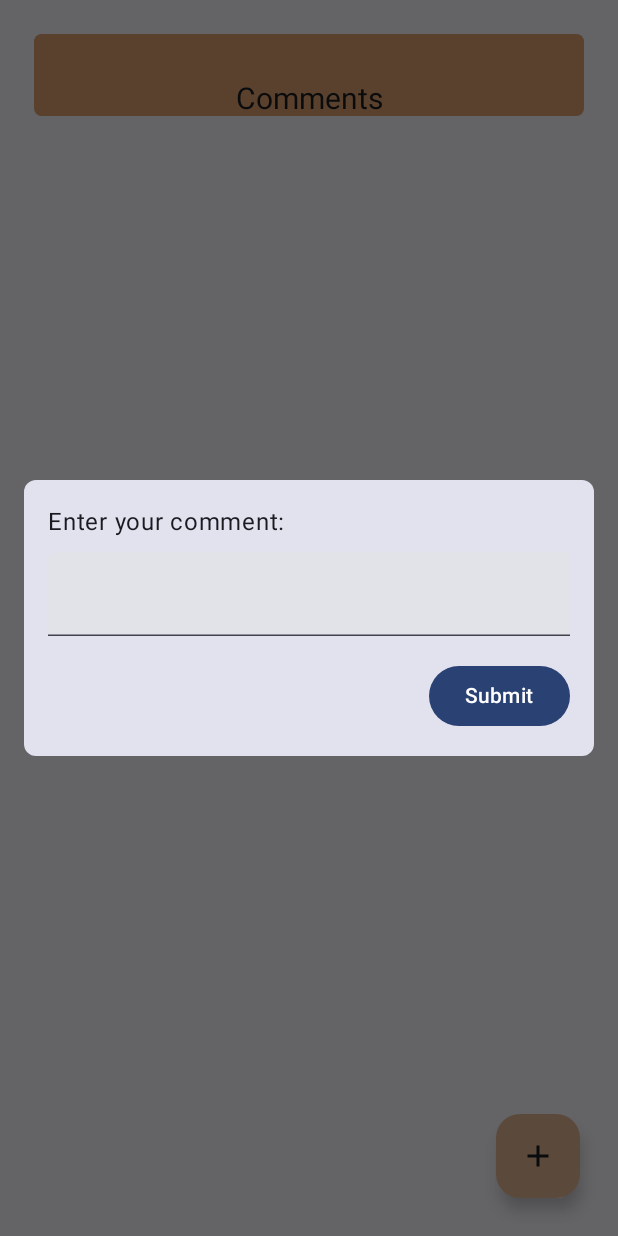
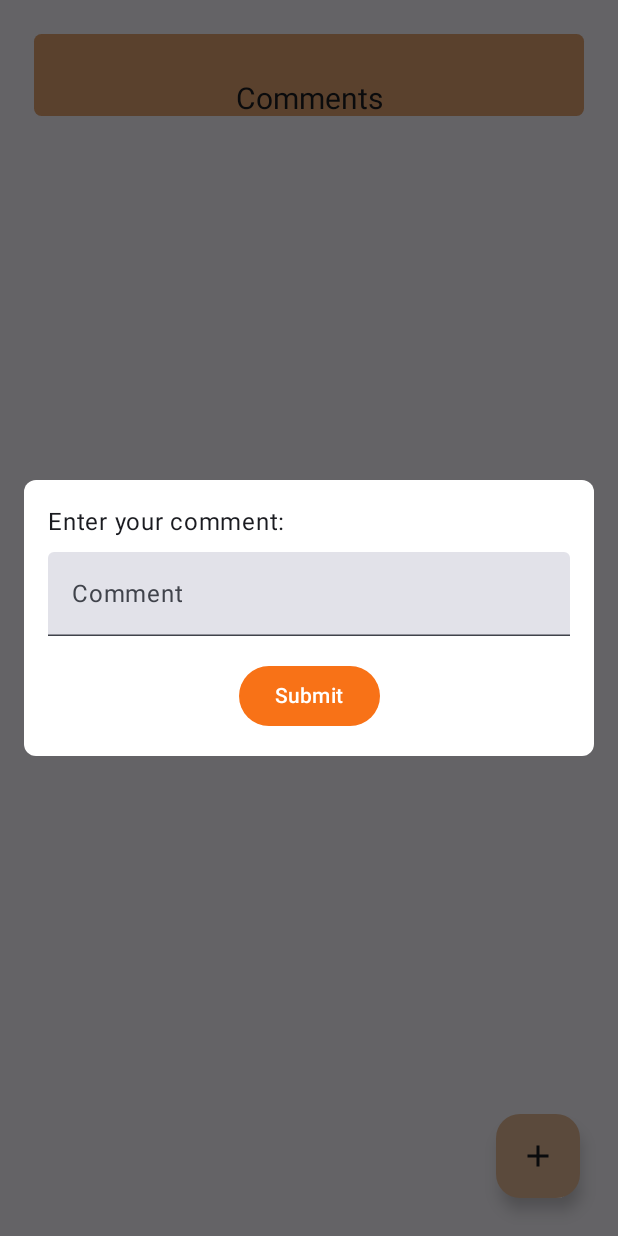
Before and after one commit to foivos-laz/Mobile_Computing_Project, an Android app built with Jetpack Compose: the composable CommentsPage called with empty values, after a tap on "Floating action button.", on a phone screen of 412 x 824 dp. Run offline under Robolectric (Android 15) with nearby library versions, the phone set to English and light mode, and no system bars; our stand-ins replace Firebase (no records; nobody signed in at launch, a user with empty details on screens opened directly); 2 statements that could not run were skipped.

Commit message:
Fourteenth commit

```diff
--- a/app/src/main/java/com/example/mobilecomputingassignment/pages/CommentsPage.kt
+++ b/app/src/main/java/com/example/mobilecomputingassignment/pages/CommentsPage.kt
@@ -13,6 +13,7 @@ import androidx.compose.foundation.shape.RoundedCornerShape
 import androidx.compose.material.icons.Icons
 import androidx.compose.material.icons.filled.Add
 import androidx.compose.material3.Button
+import androidx.compose.material3.ButtonDefaults
 import androidx.compose.material3.FloatingActionButton
 import androidx.compose.material3.Icon
 import androidx.compose.material3.MaterialTheme
@@ -63,6 +64,9 @@ fun CommentsPage(modifier: Modifier = Modifier, eventID : String) {
 
     val context = LocalContext.current
 
+    val toastSuccess = stringResource(id = R.string.commentpage_toast1)
+    val toastFail = stringResource(id = R.string.commentpage_toast2)
+
     LaunchedEffect(Unit) {
         Firebase.firestore.collection("users").document(FirebaseAuth.getInstance().currentUser?.uid!!)
             .get().addOnCompleteListener {
@@ -83,7 +87,7 @@ fun CommentsPage(modifier: Modifier = Modifier, eventID : String) {
             }
     }
 
-    Box(){
+    Box{
         Column(
             modifier = Modifier.fillMaxSize()
                 .padding(16.dp)
@@ -141,7 +145,7 @@ fun CommentsPage(modifier: Modifier = Modifier, eventID : String) {
             Dialog(onDismissRequest = { showDialog = false }) {
                 Surface(
                     shape = RoundedCornerShape(8.dp),
-                    color = MaterialTheme.colorScheme.surface,
+                    color = Color.White,//MaterialTheme.colorScheme.surface,
                     tonalElevation = 8.dp,
                     modifier = Modifier.padding(16.dp)
                 ) {
@@ -150,13 +154,16 @@ fun CommentsPage(modifier: Modifier = Modifier, eventID : String) {
                             .padding(16.dp)
                             .fillMaxWidth()
                     ) {
-                        Text(text = "Enter your comment:")
+                        Text(text = stringResource(id = R.string.commentspage_text1))
                         Spacer(modifier = Modifier.height(8.dp))
                         TextField(
                             value = inputText,
                             onValueChange = { inputText = it },
                             modifier = Modifier.fillMaxWidth(),
-                            singleLine = true
+                            //singleLine = true,
+                            label = {
+                                Text(stringResource(id = R.string.commentpage_text2))
+                            }
                         )
                         Spacer(modifier = Modifier.height(16.dp))
                         Button(
@@ -175,17 +182,21 @@ fun CommentsPage(modifier: Modifier = Modifier, eventID : String) {
                                     .collection("comments").document(commentID)
                                     .set(commentModel)
                                     .addOnSuccessListener {
-                                        AppUtil.showToast(context, "Comment created successfully")
+                                        AppUtil.showToast(context, toastSuccess)
                                     }
                                     .addOnFailureListener {
-                                        AppUtil.showToast(context, "Your comment wasn't successfully created")
+                                        AppUtil.showToast(context, toastFail)
                                     }
 
                                 showDialog = false
                             },
-                            modifier = Modifier.align(Alignment.End)
+                            modifier = Modifier.align(Alignment.CenterHorizontally),
+                            colors = ButtonDefaults.buttonColors(
+                                containerColor = Color(0xFFF87217),
+                                contentColor = Color.White
+                            )
                         ) {
-                            Text("Submit")
+                            Text(stringResource(id = R.string.commentpage_button1))
                         }
                     }
                 }
--- a/app/src/main/java/com/example/mobilecomputingassignment/screen/LoginScreen.kt
+++ b/app/src/main/java/com/example/mobilecomputingassignment/screen/LoginScreen.kt
@@ -57,6 +57,8 @@ fun LoginScreen(modifier: Modifier = Modifier, navController: NavHostController,
 
     var context = LocalContext.current
 
+    val toast = stringResource(id = R.string.toast_genericerror)
+
     Column(modifier = Modifier
         .fillMaxSize()
         .padding(32.dp),
@@ -108,7 +110,7 @@ fun LoginScreen(modifier: Modifier = Modifier, navController: NavHostController,
             }
             }
               else{
-             AppUtil.showToast(context, errorMessage?:"Something went wrong")
+             AppUtil.showToast(context, errorMessage?:toast)
 
         }}}, modifier = Modifier
             .fillMaxWidth()
--- a/app/src/main/java/com/example/mobilecomputingassignment/screen/NameChangeScreen.kt
+++ b/app/src/main/java/com/example/mobilecomputingassignment/screen/NameChangeScreen.kt
@@ -44,6 +44,8 @@ fun NameChangeScreen(modifier: Modifier = Modifier, navController: NavHostContro
 
     var context = LocalContext.current
 
+    val toast = stringResource(id = R.string.toast_genericerror)
+
     Column(modifier = Modifier
         .fillMaxSize()
         .padding(32.dp),
@@ -83,7 +85,7 @@ fun NameChangeScreen(modifier: Modifier = Modifier, navController: NavHostContro
                    } else {
                        AppUtil.showToast(
                            context,
-                           errorMessage ?: "Something went wrong"
+                           errorMessage ?: toast
                        )
                    }
                }
--- a/app/src/main/res/values/strings.xml
+++ b/app/src/main/res/values/strings.xml
@@ -48,4 +48,18 @@
     <string name="accountpage_nointerestedevents_text">You don\'t have any events that you are interested for</string>
     <string name="eventdetailspage_interestedtext">If you are interested to remember this event you can add it to your calendar and your collection of events that you are interested for!</string>
     <string name="eventdetailspage_interested_button">Interested</string>
+    <string name="commentspage_text1">Enter your comment:</string>
+    <string name="commentpage_button1">Submit</string>
+    <string name="commentpage_text2">Comment</string>
+    <string name="commentpage_toast1">Comment created successfully</string>
+    <string name="commentpage_toast2">Your comment wasn\'t successfully created</string>
+    <string name="toast_genericerror">Something went wrong</string>
+    <string name="toastcalendar_permission_denied">Calendar permissions denied.</string>
+    <string name="eventdetailspage_openingcalendartoast">Opening calendar app...</string>
+    <string name="eventdetailspage_nocalendarfound_toast">No calendar app was found</string>
+    <string name="eventdetailspage_successfullyregistred_toast">Successfully registered</string>
+    <string name="eventdetailspage_alreadyregistred_toast">You are already registered</string>
+    <string name="eventsdetailspage_nomoreavailableseats">No more available seats</string>
+    <string name="eventsdetailspage_volunteersuccessfulregistration_toast">You are now registered to volunteer!</string>
+    <string name="eventdetailspage_alreadyvolunteer_toast">You are already registered to volunteer in this event</string>
 </resources>
```
Also changed, not shown: app/src/main/java/com/example/mobilecomputingassignment/pages/EventDetailsPage.kt (+19 -12 lines), 2 other files.
